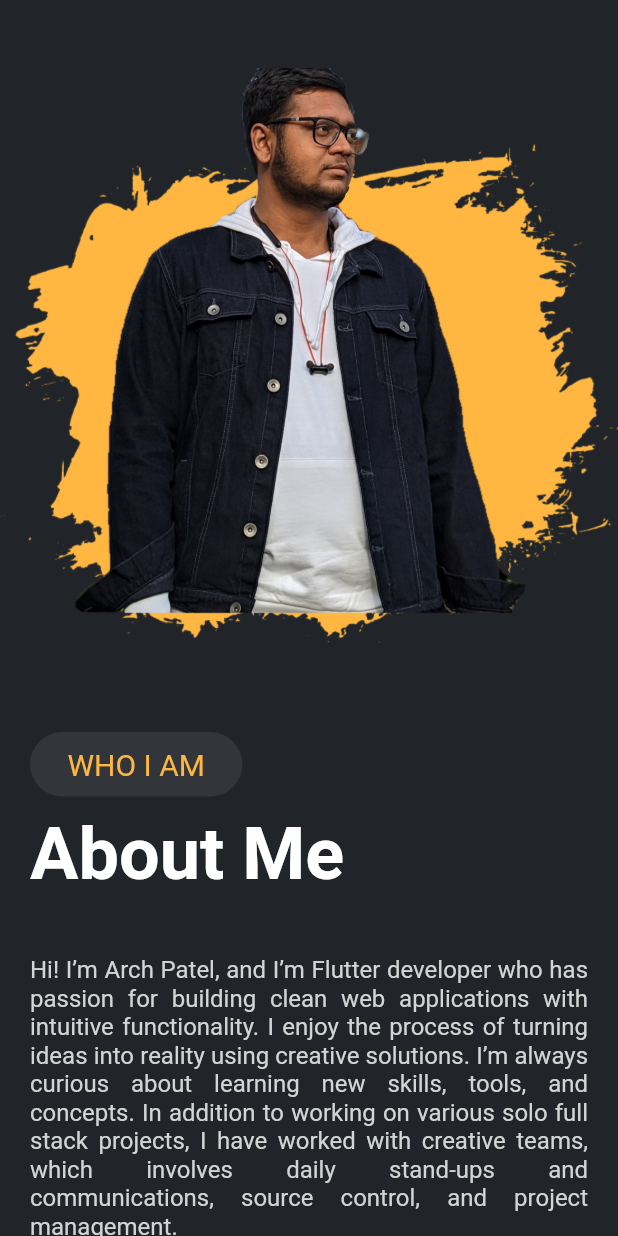
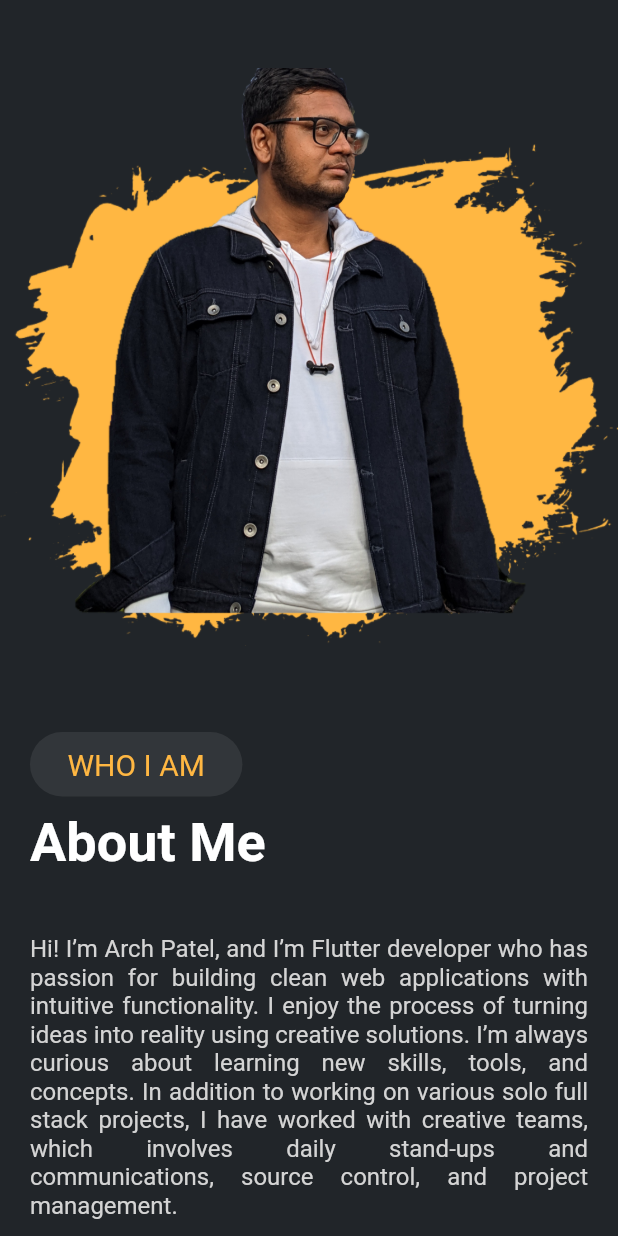
Before and after one commit to archp4/flutter_portfolio_v1, a Flutter app: the screen it shows after launch, scrolled down 1152 dp, on a phone screen of 412 x 824 dp. Run offline on Flutter 3.47's test engine with Material 2 defaults, Android fonts, the phone set to English and light mode, and no system bars; our stand-ins replace dio, flutter_svg, timeline_tile; network calls fail.

Commit message:
skill  mobile responive

```diff
--- a/lib/views/about_me.dart
+++ b/lib/views/about_me.dart
@@ -18,7 +18,7 @@ class AboutMe extends StatelessWidget {
         const SizedBox(
           height: 10,
         ),
-        headerText(text: "About Me"),
+        headerText(text: "About Me", context: context),
         const SizedBox(
           height: 40,
         ),
--- a/lib/views/work.dart
+++ b/lib/views/work.dart
@@ -21,7 +21,7 @@ class PersonalProject extends StatelessWidget {
           children: [
             highlightSection(text: "MY PERSONAL PROJECTS"),
             const SizedBox(height: 10),
-            headerText(text: "Featured Works"),
+            headerText(text: "Featured Works", context: context),
             const SizedBox(height: 40),
             Wrap(
               alignment: WrapAlignment.center,
--- a/lib/widget/header_text.dart
+++ b/lib/widget/header_text.dart
@@ -1,10 +1,11 @@
 import 'package:flutter/material.dart';
+import 'package:portfilo/models/responstive_helper.dart';
 
-Widget headerText({required String text}) {
+Widget headerText({required String text, required BuildContext context}) {
   return Text(
     text,
-    style: const TextStyle(
-      fontSize: 48,
+    style: TextStyle(
+      fontSize: ResponstiveHelper.isDesktop(context) ? 48 : 36,
       color: Colors.white,
       fontWeight: FontWeight.bold,
     ),
```
Also changed, not shown: lib/views/skill.dart (+35 -5 lines).
